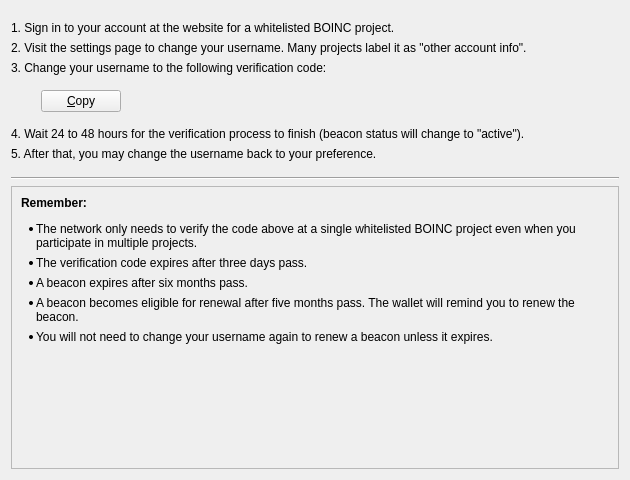
Qt form src/qt/forms/researcherwizardauthpage.ui (gridcoin-community/Gridcoin-Research) before a commit.
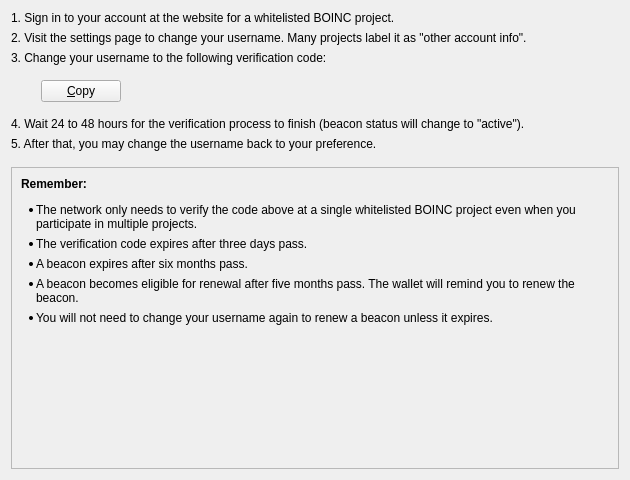
The same form after that commit. Icons and pictures are not drawn.

Commit message:
Fix GUI scroll area dark theme styles
QScrollArea widgets appeared with a white background by default which
causes the white text to become unreadable. This fixes the background
color for these widgets with the dark theme.

What changed in the file:
```diff
--- a/src/qt/forms/researcherwizardauthpage.ui
+++ b/src/qt/forms/researcherwizardauthpage.ui
@@ -26,22 +26,6 @@
    <string>Gridcoin needs to verify your BOINC account CPID. Please follow the instructions below to change your BOINC account username. The network needs 24 to 48 hours to verify a new CPID.</string>
   </property>
   <layout class="QVBoxLayout" name="authPageLayout">
-   <item>
-    <spacer name="headerSpacer">
-     <property name="orientation">
-      <enum>Qt::Vertical</enum>
-     </property>
-     <property name="sizeType">
-      <enum>QSizePolicy::Fixed</enum>
-     </property>
-     <property name="sizeHint" stdset="0">
-      <size>
-       <width>20</width>
-       <height>10</height>
-      </size>
-     </property>
-    </spacer>
-   </item>
    <item>
     <widget class="QLabel" name="step1Label">
      <property name="text">
@@ -194,13 +178,6 @@
      </property>
     </spacer>
    </item>
-   <item>
-    <widget class="Line" name="line">
-     <property name="orientation">
-      <enum>Qt::Horizontal</enum>
-     </property>
-    </widget>
-   </item>
    <item>
     <widget class="QScrollArea" name="rememberScrollArea">
      <property name="widgetResizable">
@@ -215,9 +192,12 @@
         <x>0</x>
         <y>0</y>
         <width>610</width>
-        <height>266</height>
+        <height>291</height>
        </rect>
       </property>
+      <property name="styleSheet">
+       <string notr="true"/>
+      </property>
       <layout class="QVBoxLayout" name="verticalLayout">
        <item>
         <widget class="QLabel" name="rememberLabel">
```
The commit also changes 1 other file.
